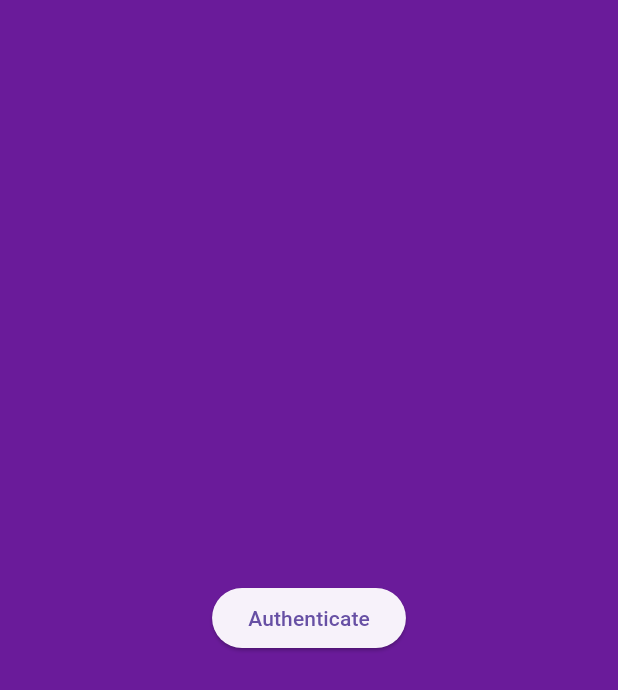
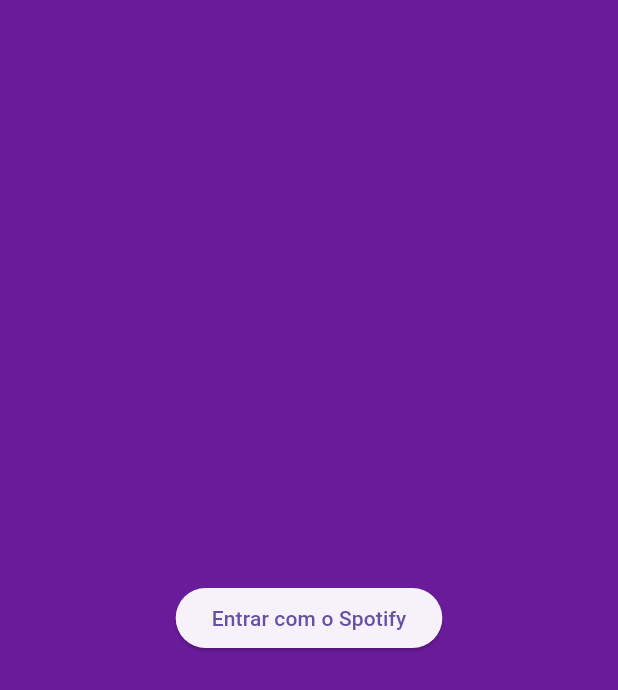
Before and after one commit to GabrielTembra/trackonnections, a Flutter app: the SpotifyAuthScreen screen opened directly, on a phone screen of 412 x 824 dp. Shown: the top 690 px of the screen. Run offline on Flutter 3.47's test engine with Material 3 defaults, Android fonts, the phone set to English and light mode, and no system bars; our stand-ins replace app_links, audioplayers, cloud_firestore, firebase_core, flutter_colorpicker, flutter_map and 4 more; missing offline and left inert: dart:html, spotify; accounts and stored records are empty; statements that could not run were skipped.

Commit message:
commit 2025

```diff
--- a/lib/telaSpotify.dart
+++ b/lib/telaSpotify.dart
@@ -272,7 +272,7 @@ class _SpotifyAuthScreenState extends State<SpotifyAuthScreen> {
               : Center(
                   child: ElevatedButton(
                     onPressed: _authenticateSpotify,
-                    child: const Text('Authenticate'),
+                    child: const Text('Entrar com o Spotify'),
                   ),
                 ),
     );
```
Also changed, not shown: 1 other file.
